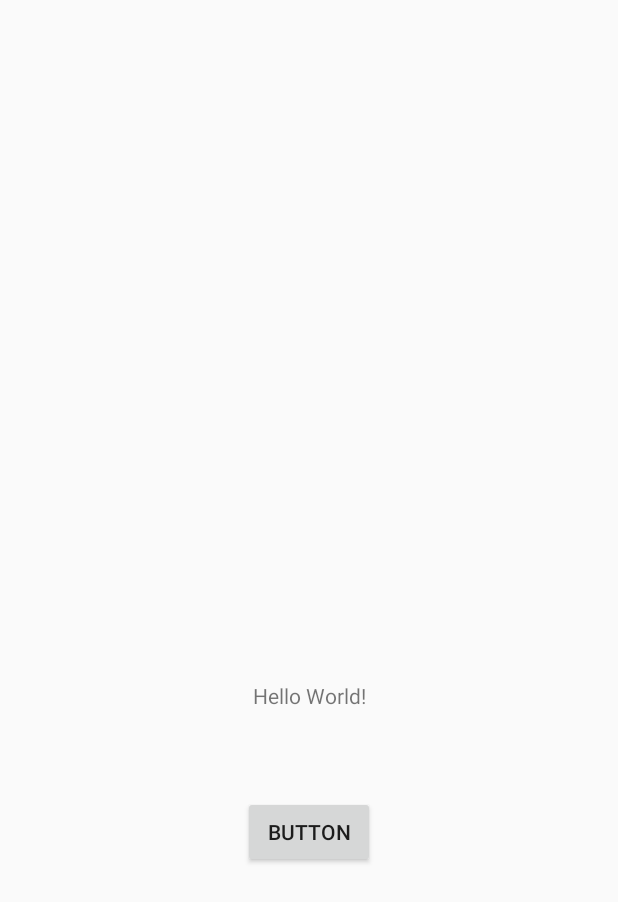
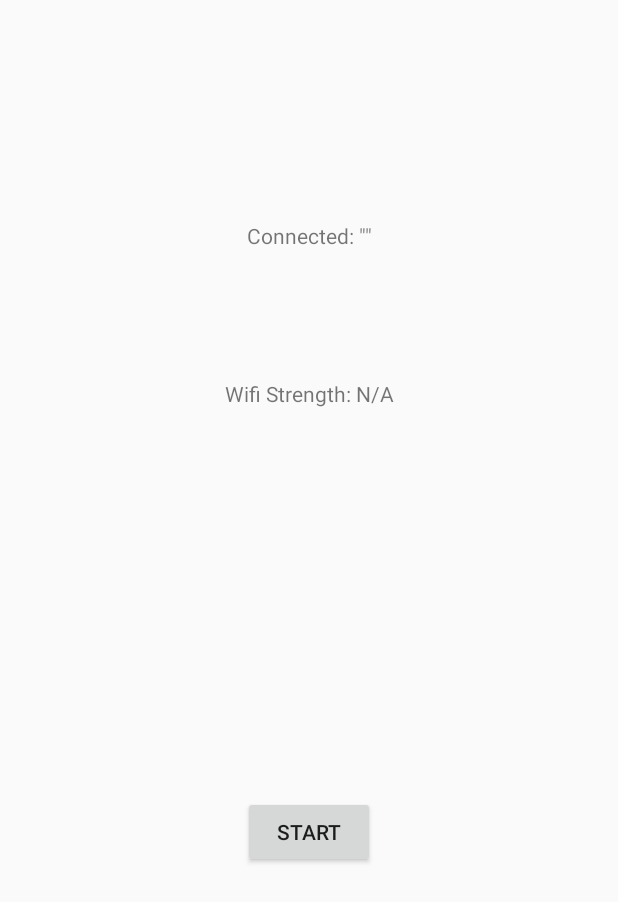
Before and after one commit to max-two/SigMapDrone, an Android app: the layout activity_main.xml on its own in the app's theme, with its tools: preview values and no code run, on a phone screen of 412 x 824 dp. Shown: the top 902 px of the screen. Run offline under Robolectric (Android 15) with nearby library versions, the phone set to English and light mode, and no system bars.

Commit message:
Added runnable to contantly sample signal strength and store it in SQLite db

```diff
--- a/app/src/main/java/come/wolfpack/sigmapdrone/DbHelper.java
+++ b/app/src/main/java/come/wolfpack/sigmapdrone/DbHelper.java
@@ -1,5 +1,6 @@
 package come.wolfpack.sigmapdrone;
 
+import android.content.ContentValues;
 import android.content.Context;
 import android.database.sqlite.SQLiteDatabase;
 import android.database.sqlite.SQLiteOpenHelper;
@@ -18,11 +19,10 @@ public class DbHelper extends SQLiteOpenHelper {
                     DbContract.Entry._ID + " INTEGER PRIMARY KEY," +
                     DbContract.Entry.COLUMN_TIME + " NUMERIC," +
                     DbContract.Entry.COLUMN_WIFI + " REAL," +
-                    DbContract.Entry.COLUMN_LTE + " REAL)" +
-                    DbContract.Entry.COLUMN_X + " INTEGER)" +
-                    DbContract.Entry.COLUMN_Y + " INTEGER)" +
+                    DbContract.Entry.COLUMN_LTE + " REAL," +
+                    DbContract.Entry.COLUMN_X + " INTEGER," +
+                    DbContract.Entry.COLUMN_Y + " INTEGER," +
                     DbContract.Entry.COLUMN_Z + " INTEGER)";
-
 
     private static final String SQL_DELETE_TABLE =
             "DROP TABLE IF EXISTS " + DbContract.Entry.TABLE_NAME;
@@ -36,9 +36,21 @@ public class DbHelper extends SQLiteOpenHelper {
     }
 
     public void onUpgrade(SQLiteDatabase db, int oldVersion, int newVersion) {
-        // This database is only a cache for online data, so its upgrade policy is
-        // to simply to discard the data and start over
         db.execSQL(SQL_DELETE_TABLE);
         onCreate(db);
     }
+
+    public void insertSignal(int signal) {
+        SQLiteDatabase db = this.getWritableDatabase();
+
+        ContentValues contentValues = new ContentValues();
+        contentValues.put(DbContract.Entry.COLUMN_TIME, "00:00");
+        contentValues.put(DbContract.Entry.COLUMN_WIFI, signal);
+        contentValues.put(DbContract.Entry.COLUMN_LTE, "0");
+        contentValues.put(DbContract.Entry.COLUMN_X, "0");
+        contentValues.put(DbContract.Entry.COLUMN_Y, "0");
+        contentValues.put(DbContract.Entry.COLUMN_Z, "0");
+
+        db.insert("contacts", null, contentValues);
+    }
 }
--- a/app/src/main/java/come/wolfpack/sigmapdrone/WifiHelper.java
+++ b/app/src/main/java/come/wolfpack/sigmapdrone/WifiHelper.java
@@ -12,7 +12,7 @@ public class WifiHelper {
 
     WifiManager wifiManager;
 
-    public WifiHelper (Context context) {
+    public WifiHelper(Context context) {
 
         //  TODO: Check if wifi is enabled
 
@@ -23,12 +23,12 @@ public class WifiHelper {
         wifiLock.acquire();
     }
 
-    String getSSID () {
+    String getSSID() {
         WifiInfo wifi_info = wifiManager.getConnectionInfo();
         return wifi_info.getSSID();
     }
 
-    int getRSSI () {
+    int getRSSI() {
         WifiInfo wifi_info = wifiManager.getConnectionInfo();
         return wifi_info.getRssi();
     }
--- a/app/src/main/res/layout/activity_main.xml
+++ b/app/src/main/res/layout/activity_main.xml
@@ -6,27 +6,38 @@
     android:layout_height="match_parent"
     tools:context="come.wolfpack.sigmapdrone.MainActivity">
 
-    <TextView
-        android:layout_width="wrap_content"
-        android:layout_height="wrap_content"
-        android:text="Hello World!"
-        app:layout_constraintLeft_toLeftOf="parent"
-        app:layout_constraintRight_toRightOf="parent"
-        app:layout_constraintTop_toTopOf="parent"
-        android:layout_marginTop="132dp"
-        android:layout_marginBottom="8dp"
-        app:layout_constraintBottom_toTopOf="@+id/button"
-        app:layout_constraintVertical_bias="0.868" />
-
     <Button
         android:id="@+id/button"
         android:layout_width="wrap_content"
         android:layout_height="wrap_content"
         android:layout_marginBottom="245dp"
         android:onClick="collectWifi"
-        android:text="Button"
+        android:text="@string/button_start"
         app:layout_constraintBottom_toBottomOf="parent"
         app:layout_constraintLeft_toLeftOf="parent"
         app:layout_constraintRight_toRightOf="parent" />
 
+    <TextView
+        android:id="@+id/textView"
+        android:layout_width="wrap_content"
+        android:layout_height="wrap_content"
+        android:layout_marginTop="147dp"
+        android:text="@string/ssid"
+        app:layout_constraintLeft_toLeftOf="parent"
+        app:layout_constraintRight_toRightOf="parent"
+        app:layout_constraintTop_toTopOf="parent" />
+
+    <TextView
+        android:id="@+id/textView2"
+        android:layout_width="wrap_content"
+        android:layout_height="wrap_content"
+        android:layout_marginBottom="8dp"
+        android:layout_marginTop="8dp"
+        android:text="@string/rssi"
+        app:layout_constraintBottom_toTopOf="@+id/button"
+        app:layout_constraintLeft_toLeftOf="parent"
+        app:layout_constraintRight_toRightOf="parent"
+        app:layout_constraintTop_toBottomOf="@+id/textView"
+        app:layout_constraintVertical_bias="0.238" />
+
 </android.support.constraint.ConstraintLayout>
--- a/app/src/main/res/values/strings.xml
+++ b/app/src/main/res/values/strings.xml
@@ -1,3 +1,6 @@
 <resources>
     <string name="app_name">SigMapDrone</string>
+    <string name="button_start">Start</string>
+    <string name="ssid">Connected: \"\"</string>
+    <string name="rssi">Wifi Strength: N/A</string>
 </resources>
```
Also changed, not shown: app/src/main/java/come/wolfpack/sigmapdrone/MainActivity.java (+30 -0 lines).
